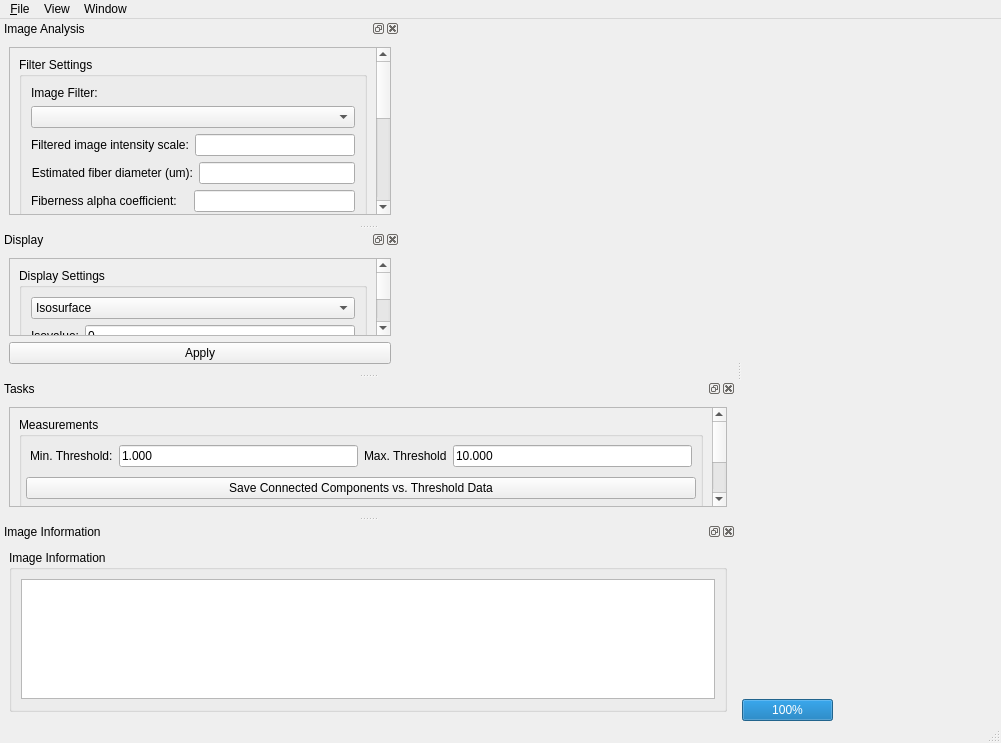
Old version of the form qtGui/FibrinAppQt.ui in the repository CISMM/NetworkExtractor.
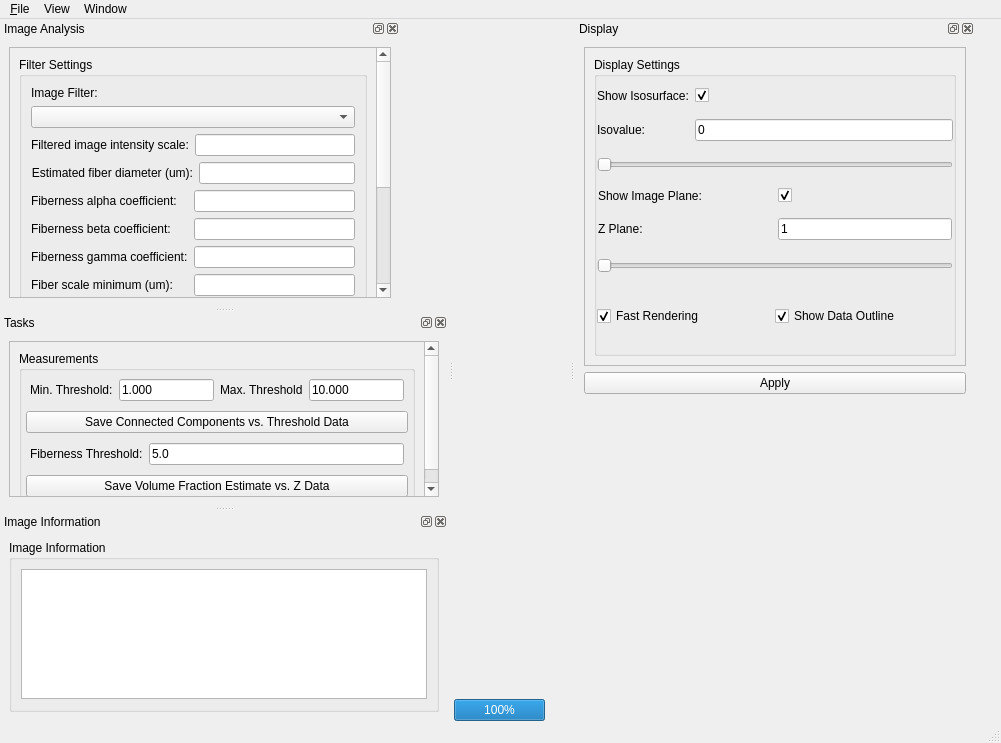
New version of the form. Custom widgets are drawn as their Qt base class.

What changed in the file:
```diff
--- a/qtGui/FibrinAppQt.ui
+++ b/qtGui/FibrinAppQt.ui
@@ -42,7 +42,7 @@
        <number>0</number>
       </property>
       <item>
-       <widget class="QVTKWidget" name="qvtkWidget">
+       <widget class="QVTKWidget" name="qvtkWidget" native="true">
         <property name="sizePolicy">
          <sizepolicy hsizetype="Expanding" vsizetype="Expanding">
           <horstretch>0</horstretch>
@@ -76,7 +76,7 @@
      <x>0</x>
      <y>0</y>
      <width>1001</width>
-     <height>21</height>
+     <height>22</height>
     </rect>
    </property>
    <widget class="QMenu" name="menuFile">
@@ -126,7 +126,7 @@
    <property name="minimumSize">
     <size>
      <width>340</width>
-     <height>102</height>
+     <height>130</height>
     </size>
    </property>
    <property name="maximumSize">
@@ -161,9 +161,9 @@
         <property name="geometry">
          <rect>
           <x>0</x>
-          <y>-80</y>
-          <width>303</width>
-          <height>390</height>
+          <y>-277</y>
+          <width>357</width>
+          <height>486</height>
          </rect>
         </property>
         <layout class="QVBoxLayout" name="verticalLayout_8">
@@ -412,6 +412,13 @@
               </layout>
              </widget>
             </item>
+            <item>
+             <widget class="QPushButton" name="applyButton_2">
+              <property name="text">
+               <string>Apply</string>
+              </property>
+             </widget>
+            </item>
             <item>
              <spacer name="verticalSpacer_2">
               <property name="orientation">
@@ -445,7 +452,7 @@
    <property name="minimumSize">
     <size>
      <width>340</width>
-     <height>143</height>
+     <height>191</height>
     </size>
    </property>
    <property name="maximumSize">
@@ -454,6 +461,9 @@
      <height>524287</height>
     </size>
    </property>
+   <property name="floating">
+    <bool>false</bool>
+   </property>
    <property name="features">
     <set>QDockWidget::AllDockWidgetFeatures</set>
    </property>
@@ -464,7 +474,7 @@
     <string>Display</string>
    </property>
    <attribute name="dockWidgetArea">
-    <number>1</number>
+    <number>2</number>
    </attribute>
    <widget class="QWidget" name="dockWidgetContents_2">
     <layout class="QVBoxLayout" name="verticalLayout_6">
@@ -478,8 +488,8 @@
          <rect>
           <x>0</x>
           <y>0</y>
-          <width>303</width>
-          <height>151</height>
+          <width>317</width>
+          <height>286</height>
          </rect>
         </property>
         <layout class="QVBoxLayout" name="verticalLayout_9">
@@ -507,48 +517,141 @@
             <string>Display Settings</string>
            </property>
            <layout class="QVBoxLayout" name="verticalLayout_3">
+            <property name="margin">
+             <number>0</number>
+            </property>
             <item>
-             <widget class="QComboBox" name="displayMethodComboBox">
-              <item>
-               <property name="text">
-                <string>Isosurface</string>
+             <widget class="QWidget" name="isosurfaceWidget" native="true">
+              <property name="sizePolicy">
+               <sizepolicy hsizetype="Preferred" vsizetype="Minimum">
+                <horstretch>0</horstretch>
+                <verstretch>0</verstretch>
+               </sizepolicy>
+              </property>
+              <layout class="QGridLayout" name="gridLayout_3">
+               <property name="leftMargin">
+                <number>0</number>
                </property>
-              </item>
+               <property name="topMargin">
+                <number>1</number>
+               </property>
+               <property name="rightMargin">
+                <number>0</number>
+               </property>
+               <property name="bottomMargin">
+                <number>0</number>
+               </property>
+               <item row="0" column="0">
+                <widget class="QLabel" name="showIsovalueLabel">
+                 <property name="text">
+                  <string>Show Isosurface:</string>
+                 </property>
+                </widget>
+               </item>
+               <item row="0" column="1">
+                <widget class="QCheckBox" name="showIsosurfaceCheckbox">
+                 <property name="text">
+                  <string/>
+                 </property>
+                 <property name="checked">
+                  <bool>true</bool>
+                 </property>
+                </widget>
+               </item>
+               <item row="1" column="0">
+                <widget class="QLabel" name="isoValueLabel">
+                 <property name="text">
+                  <string>Isovalue:</string>
+                 </property>
+                </widget>
+               </item>
+               <item row="1" column="1">
+                <widget class="QLineEdit" name="isoValueEdit">
+                 <property name="text">
+                  <string>0</string>
+                 </property>
+                </widget>
+               </item>
+              </layout>
              </widget>
             </item>
             <item>
-             <layout class="QFormLayout" name="formLayout_2">
-              <property name="fieldGrowthPolicy">
-               <enum>QFormLayout::AllNonFixedFieldsGrow</enum>
+             <widget class="QSlider" name="isoValueSlider">
+              <property name="maximum">
+               <number>10000</number>
               </property>
-              <item row="0" column="0">
-               <widget class="QLabel" name="isoValueLabel">
-                <property name="text">
-                 <string>Isovalue:</string>
-                </property>
-               </widget>
-              </item>
-              <item row="0" column="1">
-               <widget class="QLineEdit" name="isoValueEdit">
-                <property name="text">
-                 <string>0</string>
-                </property>
-               </widget>
-              </item>
-              <item row="1" column="0" colspan="2">
-               <widget class="QSlider" name="isoValueSlider">
-                <property name="maximum">
-                 <number>10000</number>
-                </property>
-                <property name="orientation">
-                 <enum>Qt::Horizontal</enum>
-                </property>
-               </widget>
-              </item>
-             </layout>
+              <property name="orientation">
+               <enum>Qt::Horizontal</enum>
+              </property>
+              <property name="invertedAppearance">
+               <bool>false</bool>
+              </property>
+              <property name="tickPosition">
+               <enum>QSlider::NoTicks</enum>
+              </property>
+              <property name="tickInterval">
+               <number>1000</number>
+              </property>
+             </widget>
             </item>
             <item>
-             <widget class="QWidget" name="widget_3" native="true">
+             <widget class="QWidget" name="zPlaneWidget" native="true">
+              <layout class="QGridLayout" name="gridLayout_2">
+               <property name="margin">
+                <number>1</number>
+               </property>
+               <item row="0" column="0">
+                <widget class="QLabel" name="showZPlane">
+                 <property name="text">
+                  <string>Show Image Plane:</string>
+                 </property>
+                </widget>
+               </item>
+               <item row="1" column="0">
+                <widget class="QLabel" name="zPlaneLabel">
+                 <property name="layoutDirection">
+                  <enum>Qt::LeftToRight</enum>
+                 </property>
+                 <property name="text">
+                  <string>Z Plane:</string>
+                 </property>
+                </widget>
+               </item>
+               <item row="0" column="1">
+                <widget class="QCheckBox" name="showZPlaneCheckbox">
+                 <property name="text">
+                  <string/>
+                 </property>
+                 <property name="checked">
+                  <bool>true</bool>
+                 </property>
+                </widget>
+               </item>
+               <item row="1" column="1">
+                <widget class="QLineEdit" name="zPlaneEdit">
+                 <property name="sizePolicy">
+                  <sizepolicy hsizetype="Minimum" vsizetype="Fixed">
+                   <horstretch>0</horstretch>
+                   <verstretch>0</verstretch>
+                  </sizepolicy>
+                 </property>
+                 <property name="text">
+                  <string>1</string>
+                 </property>
+                </widget>
+               </item>
+              </layout>
+             </widget>
+            </item>
+            <item>
+             <widget class="QSlider" name="zPlaneSlider">
+              <property name="orientation">
+               <enum>Qt::Horizontal</enum>
+              </property>
+             </widget>
+            </item>
+            <item>
+             <widget class="QWidget" name="renderingOptionsWidget" native="true">
               <layout class="QGridLayout" name="gridLayout">
                <property name="margin">
                 <number>0</number>
@@ -556,7 +659,7 @@
                <property name="spacing">
                 <number>0</number>
                </property>
-               <item row="0" column="1">
+               <item row="2" column="1">
                 <widget class="QCheckBox" name="showDataOutline">
                  <property name="text">
                   <string>Show Data Outline</string>
@@ -566,7 +669,7 @@
                  </property>
                 </widget>
                </item>
-               <item row="0" column="0">
+               <item row="2" column="0">
                 <widget class="QCheckBox" name="fastRenderingCheckBox">
                  <property name="toolTip">
                   <string extracomment="Enables fast isosurface rendering, but may fail for surfaces with many triangles."/>
@@ -633,8 +736,8 @@
    </property>
    <property name="minimumSize">
     <size>
-     <width>80</width>
-     <height>108</height>
+     <width>104</width>
+     <height>140</height>
     </size>
    </property>
    <property name="floating">
@@ -658,8 +761,8 @@
          <rect>
           <x>0</x>
           <y>0</y>
-          <width>303</width>
-          <height>168</height>
+          <width>377</width>
+          <height>207</height>
          </rect>
         </property>
         <layout class="QVBoxLayout" name="verticalLayout_11">
```
Left out of the diff: 20 changed lines with no effect on the pictures.
